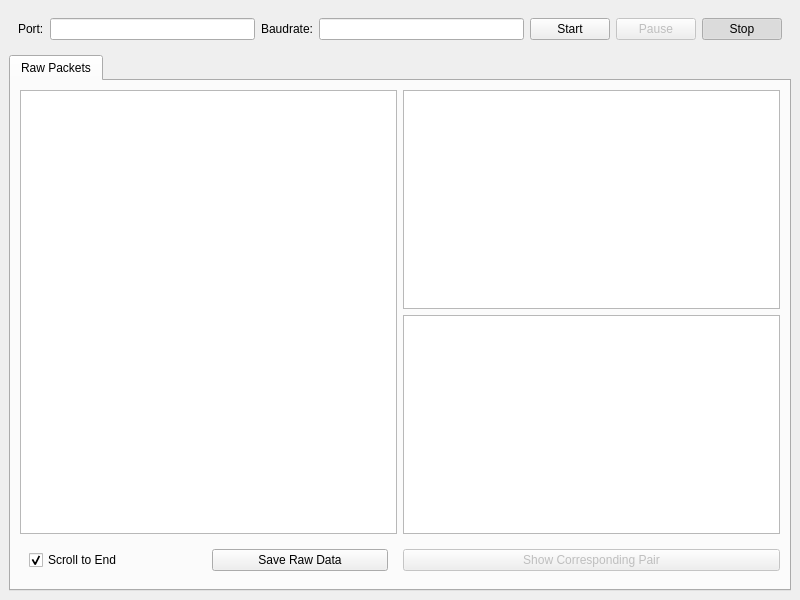
Before: the Qt Designer form modbus_parser_viewer.ui in EuphoricCatface/ModbusRTUSniffer-PySide, drawn with Qt 5.
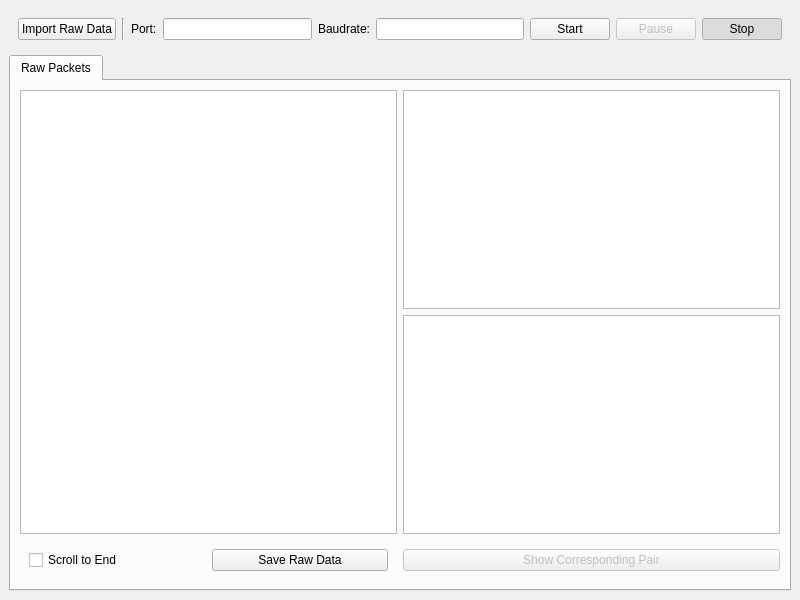
After: the same form once the commit is applied. Icons and pictures are not drawn.

Commit message: Viewer: add import_raw

The edit to the form file:
```diff
--- a/modbus_parser_viewer.ui
+++ b/modbus_parser_viewer.ui
@@ -18,6 +18,20 @@
     <item row="0" column="0">
      <widget class="QWidget" name="widget" native="true">
       <layout class="QHBoxLayout" name="horizontalLayout_2">
+       <item>
+        <widget class="QPushButton" name="pushButton_import">
+         <property name="text">
+          <string>Import Raw Data</string>
+         </property>
+        </widget>
+       </item>
+       <item>
+        <widget class="Line" name="line">
+         <property name="orientation">
+          <enum>Qt::Orientation::Vertical</enum>
+         </property>
+        </widget>
+       </item>
        <item>
         <widget class="QLabel" name="label">
          <property name="text">
@@ -146,9 +160,6 @@
              <property name="text">
               <string>Scroll to End</string>
              </property>
-             <property name="checked">
-              <bool>true</bool>
-             </property>
             </widget>
            </item>
            <item>
```
The commit also changes 3 other files.
